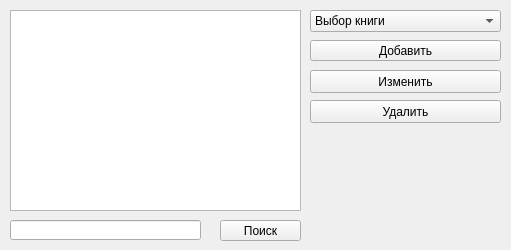
First picture: the form in untitled/widget.ui, repository Hutsker/mori, before the edit.
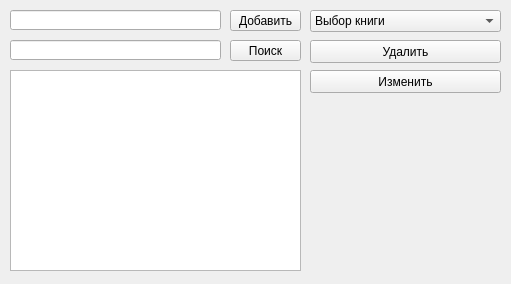
Second picture: the form after the edit.

The edit to the form file:
```diff
--- a/untitled/widget.ui
+++ b/untitled/widget.ui
@@ -7,9 +7,18 @@
     <x>0</x>
     <y>0</y>
     <width>511</width>
-    <height>250</height>
+    <height>284</height>
    </rect>
   </property>
+  <property name="sizePolicy">
+   <sizepolicy hsizetype="Preferred" vsizetype="Preferred">
+    <horstretch>0</horstretch>
+    <verstretch>0</verstretch>
+   </sizepolicy>
+  </property>
+  <property name="contextMenuPolicy">
+   <enum>Qt::CustomContextMenu</enum>
+  </property>
   <property name="windowTitle">
    <string>Widget</string>
   </property>
@@ -17,7 +26,7 @@
    <property name="geometry">
     <rect>
      <x>10</x>
-     <y>10</y>
+     <y>70</y>
      <width>291</width>
      <height>201</height>
     </rect>
@@ -44,12 +53,18 @@
   <widget class="QPushButton" name="pushButton">
    <property name="geometry">
     <rect>
-     <x>310</x>
-     <y>40</y>
-     <width>191</width>
+     <x>230</x>
+     <y>10</y>
+     <width>71</width>
      <height>21</height>
     </rect>
    </property>
+   <property name="acceptDrops">
+    <bool>false</bool>
+   </property>
+   <property name="layoutDirection">
+    <enum>Qt::LeftToRight</enum>
+   </property>
    <property name="text">
     <string>Добавить</string>
    </property>
@@ -58,7 +73,7 @@
    <property name="geometry">
     <rect>
      <x>310</x>
-     <y>100</y>
+     <y>40</y>
      <width>191</width>
      <height>23</height>
     </rect>
@@ -83,9 +98,9 @@
   <widget class="QPushButton" name="pushButton_4">
    <property name="geometry">
     <rect>
-     <x>220</x>
-     <y>220</y>
-     <width>81</width>
+     <x>230</x>
+     <y>40</y>
+     <width>71</width>
      <height>21</height>
     </rect>
    </property>
@@ -97,8 +112,18 @@
    <property name="geometry">
     <rect>
      <x>10</x>
-     <y>220</y>
-     <width>191</width>
+     <y>40</y>
+     <width>211</width>
+     <height>20</height>
+    </rect>
+   </property>
+  </widget>
+  <widget class="QLineEdit" name="lineEdit_2">
+   <property name="geometry">
+    <rect>
+     <x>10</x>
+     <y>10</y>
+     <width>211</width>
      <height>20</height>
     </rect>
    </property>
```
